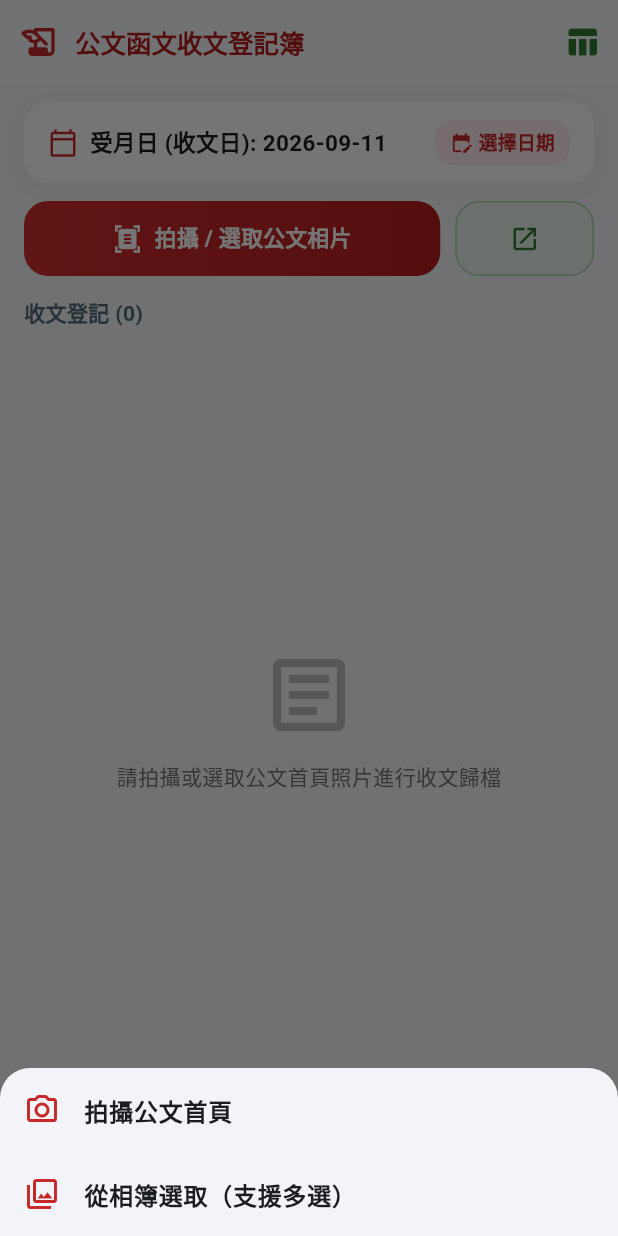
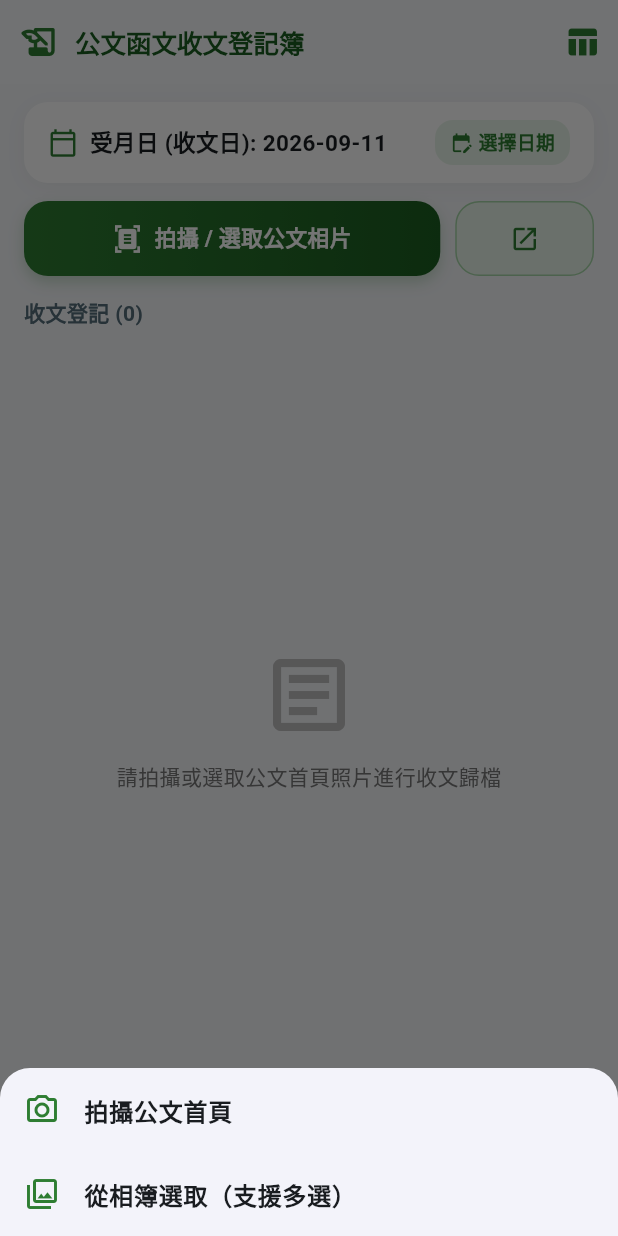
Before and after one commit to yannyyulissa-hue/mail_scanner, a Flutter app: the screen it shows after launch, item 2 of the bottom bar chosen, after a tap on "拍攝 / 選取公文相片", on a phone screen of 412 x 824 dp. Run offline on Flutter 3.47's test engine with Material 3 defaults, Android fonts, the phone set to English and light mode, and no system bars; our stand-ins replace image_picker, wakelock_plus.

Commit message:
Update official doc scanner UI theme from red to green

```diff
--- a/lib/main.dart
+++ b/lib/main.dart
@@ -73,7 +73,7 @@ class _MainNavigationShellState extends State<MainNavigationShell> {
           ),
           NavigationDestination(
             icon: Icon(Icons.history_edu_outlined),
-            selectedIcon: Icon(Icons.history_edu, color: Color(0xFFC62828)),
+            selectedIcon: Icon(Icons.history_edu, color: Color(0xFF2E7D32)),
             label: '公文函文收文',
           ),
         ],
@@ -83,7 +83,7 @@ class _MainNavigationShellState extends State<MainNavigationShell> {
 }
 
 // =============================================================
-// 分頁一：掛號信件歸檔 (MailScannerView)
+// 分頁一：掛號信件歸檔 (MailScannerView - 藍色系)
 // =============================================================
 class MailItem {
   final String fileName;
@@ -372,7 +372,7 @@ class _MailScannerViewState extends State<MailScannerView> {
               ),
             ),
             const SizedBox(height: 12),
-            // 按鈕
+            // 按鈕區
             Row(
               children: [
                 Expanded(
@@ -563,7 +563,7 @@ class _MailScannerViewState extends State<MailScannerView> {
 }
 
 // =============================================================
-// 分頁二：公文函文收文 (DocScannerView)
+// 分頁二：公文函文收文 (DocScannerView - 綠色系)
 // =============================================================
 class DocItem {
   final String fileName;
@@ -591,11 +591,9 @@ class DocScannerView extends StatefulWidget {
 }
 
 class _DocScannerViewState extends State<DocScannerView> {
-  // 💡 後端公文端點 (若在同一 Cloud Run，只需切換路由為 /api/scan-official-doc)
   final String docServerUrl =
       'https://mail-scanner-backend-371376741005.asia-east1.run.app/api/scan-official-doc';
 
-  // 💡 請更換為您的公文登記簿 Google 試算表網址
   final String docSheetUrl =
       'https://docs.google.com/spreadsheets/d/1cPsfn_ggu01fsXG4XHxeiwS4ie5cQg4WO4QiYAW4BfE/edit?usp=sharing';
 
@@ -647,7 +645,7 @@ class _DocScannerViewState extends State<DocScannerView> {
         actions: [
           TextButton(onPressed: () => Navigator.pop(ctx), child: const Text('取消')),
           FilledButton(
-            style: FilledButton.styleFrom(backgroundColor: const Color(0xFFC62828)),
+            style: FilledButton.styleFrom(backgroundColor: const Color(0xFF2E7D32)),
             onPressed: () {
               setState(() => _items.clear());
               Navigator.pop(ctx);
@@ -671,7 +669,7 @@ class _DocScannerViewState extends State<DocScannerView> {
         child: Wrap(
           children: [
             ListTile(
-              leading: const Icon(Icons.camera_alt_outlined, color: Color(0xFFC62828)),
+              leading: const Icon(Icons.camera_alt_outlined, color: Color(0xFF2E7D32)),
               title: const Text('拍攝公文首頁', style: TextStyle(fontWeight: FontWeight.w600)),
               onTap: () async {
                 Navigator.pop(ctx);
@@ -685,7 +683,7 @@ class _DocScannerViewState extends State<DocScannerView> {
               },
             ),
             ListTile(
-              leading: const Icon(Icons.photo_library_outlined, color: Color(0xFFC62828)),
+              leading: const Icon(Icons.photo_library_outlined, color: Color(0xFF2E7D32)),
               title: const Text('從相簿選取（支援多選）', style: TextStyle(fontWeight: FontWeight.w600)),
               onTap: () async {
                 Navigator.pop(ctx);
@@ -794,12 +792,12 @@ class _DocScannerViewState extends State<DocScannerView> {
         titleSpacing: 12,
         title: const Row(
           children: [
-            Icon(Icons.history_edu_rounded, color: Color(0xFFC62828), size: 28),
+            Icon(Icons.history_edu_rounded, color: Color(0xFF2E7D32), size: 28),
             SizedBox(width: 10),
             Expanded(
               child: Text(
                 '公文函文收文登記簿',
-                style: TextStyle(fontWeight: FontWeight.bold, fontSize: 17, color: Color(0xFFB71C1C)),
+                style: TextStyle(fontWeight: FontWeight.bold, fontSize: 17, color: Color(0xFF1B5E20)),
                 overflow: TextOverflow.ellipsis,
               ),
             ),
@@ -819,7 +817,7 @@ class _DocScannerViewState extends State<DocScannerView> {
         padding: const EdgeInsets.symmetric(horizontal: 16, vertical: 12),
         child: Column(
           children: [
-            // 日期選擇條
+            // 日期選擇條（改為淺綠色系背景與綠色主題）
             Container(
               padding: const EdgeInsets.symmetric(horizontal: 16, vertical: 12),
               decoration: BoxDecoration(
@@ -831,7 +829,7 @@ class _DocScannerViewState extends State<DocScannerView> {
               ),
               child: Row(
                 children: [
-                  const Icon(Icons.calendar_today_outlined, color: Color(0xFFC62828), size: 20),
+                  const Icon(Icons.calendar_today_outlined, color: Color(0xFF2E7D32), size: 20),
                   const SizedBox(width: 8),
                   Text('受月日 (收文日): $dateStr', style: const TextStyle(fontSize: 15, fontWeight: FontWeight.bold)),
                   const Spacer(),
@@ -840,12 +838,12 @@ class _DocScannerViewState extends State<DocScannerView> {
                     borderRadius: BorderRadius.circular(12),
                     child: Container(
                       padding: const EdgeInsets.symmetric(horizontal: 10, vertical: 6),
-                      decoration: BoxDecoration(color: const Color(0xFFFFEBEE), borderRadius: BorderRadius.circular(12)),
+                      decoration: BoxDecoration(color: const Color(0xFFE8F5E9), borderRadius: BorderRadius.circular(12)),
                       child: const Row(
                         children: [
-                          Icon(Icons.edit_calendar, size: 15, color: Color(0xFFC62828)),
+                          Icon(Icons.edit_calendar, size: 15, color: Color(0xFF2E7D32)),
                           SizedBox(width: 4),
-                          Text('選擇日期', style: TextStyle(color: Color(0xFFC62828), fontSize: 12.5, fontWeight: FontWeight.bold)),
+                          Text('選擇日期', style: TextStyle(color: Color(0xFF2E7D32), fontSize: 12.5, fontWeight: FontWeight.bold)),
                         ],
                       ),
                     ),
@@ -854,7 +852,7 @@ class _DocScannerViewState extends State<DocScannerView> {
               ),
             ),
             const SizedBox(height: 12),
-            // 按鈕
+            // 主操作大按鈕（森林綠漸層）
             Row(
               children: [
                 Expanded(
@@ -867,8 +865,15 @@ class _DocScannerViewState extends State<DocScannerView> {
                       decoration: BoxDecoration(
                         gradient: _isUploadingBatch
                             ? LinearGradient(colors: [Colors.grey.shade500, Colors.grey.shade600])
-                            : const LinearGradient(colors: [Color(0xFFD32F2F), Color(0xFFB71C1C)]),
+                            : const LinearGradient(colors: [Color(0xFF2E7D32), Color(0xFF1B5E20)]),
                         borderRadius: BorderRadius.circular(16),
+                        boxShadow: [
+                          BoxShadow(
+                            color: const Color(0xFF2E7D32).withOpacity(0.25),
+                            blurRadius: 8,
+                            offset: const Offset(0, 4),
+                          ),
+                        ],
                       ),
                       child: Row(
                         mainAxisAlignment: MainAxisAlignment.center,
@@ -913,9 +918,9 @@ class _DocScannerViewState extends State<DocScannerView> {
                     onTap: _isUploadingBatch ? null : _clearItems,
                     child: const Row(
                       children: [
-                        Icon(Icons.delete_sweep_outlined, size: 17, color: Color(0xFFD32F2F)),
+                        Icon(Icons.delete_sweep_outlined, size: 17, color: Color(0xFF2E7D32)),
                         SizedBox(width: 4),
-                        Text('清空列表', style: TextStyle(color: Color(0xFFD32F2F), fontSize: 13, fontWeight: FontWeight.w600)),
+                        Text('清空列表', style: TextStyle(color: Color(0xFF2E7D32), fontSize: 13, fontWeight: FontWeight.w600)),
                       ],
                     ),
                   ),
@@ -955,7 +960,7 @@ class _DocScannerViewState extends State<DocScannerView> {
           padding: const EdgeInsets.all(16),
           child: Row(
             children: [
-              const SizedBox(width: 20, height: 20, child: CircularProgressIndicator(strokeWidth: 2.5, color: Color(0xFFC62828))),
+              const SizedBox(width: 20, height: 20, child: CircularProgressIndicator(strokeWidth: 2.5, color: Color(0xFF2E7D32))),
               const SizedBox(width: 14),
               Expanded(child: Text('${item.fileName} 正在提取公文資料並登記...')),
             ],
@@ -997,7 +1002,7 @@ class _DocScannerViewState extends State<DocScannerView> {
               const SizedBox(height: 6),
               _buildRow(Icons.category_outlined, '文別', d['doc_type'] ?? '函'),
               const SizedBox(height: 6),
-              _buildRow(Icons.tag, '發文字號', d['doc_number'] ?? '無', valueColor: const Color(0xFF1565C0), isHighlight: true),
+              _buildRow(Icons.tag, '發文字號', d['doc_number'] ?? '無', valueColor: const Color(0xFF2E7D32), isHighlight: true),
               const SizedBox(height: 6),
               _buildRow(Icons.subject, '事由 / 主旨', d['subject'] ?? '無', valueColor: const Color(0xFF37474F)),
               const SizedBox(height: 6),
```
